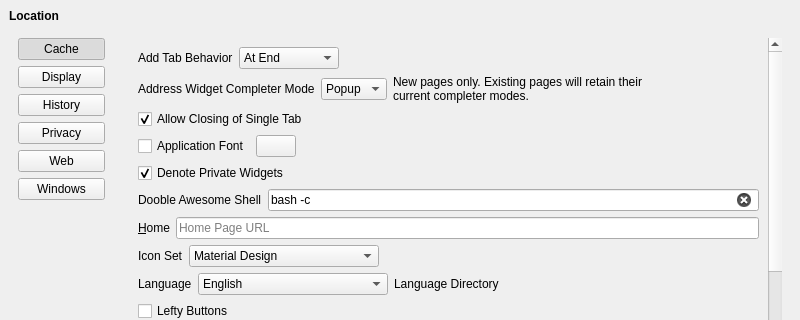
The window that UI/dooble_settings.ui (textbrowser/dooble) describes before a commit, drawn with Qt 5; both pictures show x 0 to 800 and y 0 to 320 of the 800 by 600 pixel window.
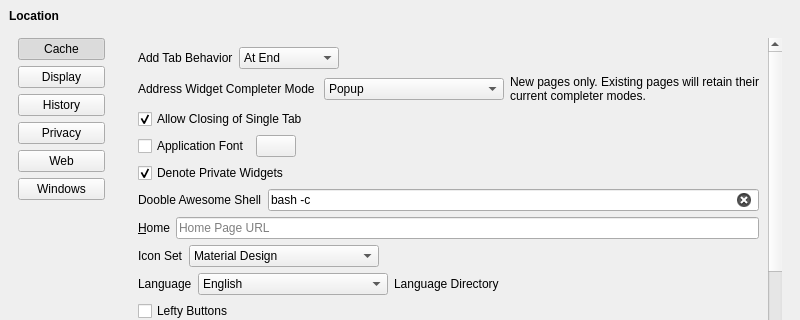
The same window after the commit. The open tabs and pages were chosen to show the change. Icons and pictures are not drawn.

The edit to the form file:
```diff
--- a/UI/dooble_settings.ui
+++ b/UI/dooble_settings.ui
@@ -359,8 +359,8 @@
               <rect>
                <x>0</x>
                <y>0</y>
-               <width>374</width>
-               <height>1474</height>
+               <width>642</width>
+               <height>1326</height>
               </rect>
              </property>
              <layout class="QVBoxLayout" name="verticalLayout_19">
@@ -447,19 +447,6 @@
                   </property>
                  </widget>
                 </item>
-                <item>
-                 <spacer name="horizontalSpacer_26">
-                  <property name="orientation">
-                   <enum>Qt::Orientation::Horizontal</enum>
-                  </property>
-                  <property name="sizeHint" stdset="0">
-                   <size>
-                    <width>40</width>
-                    <height>20</height>
-                   </size>
-                  </property>
-                 </spacer>
-                </item>
                </layout>
               </item>
               <item>
```
Left out of the diff: 4 changed lines with no effect on the pictures.
